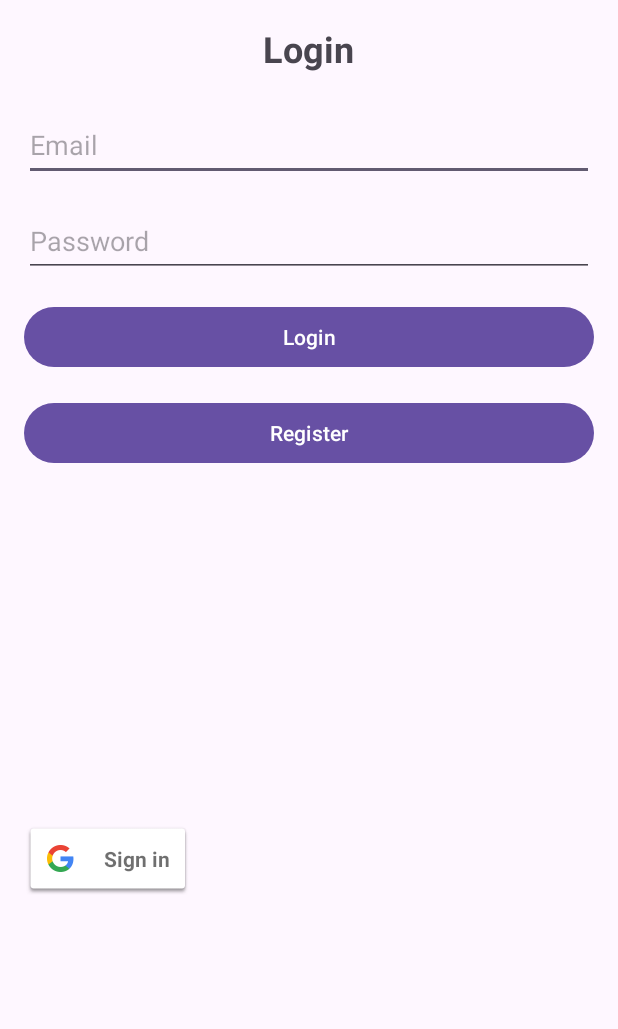
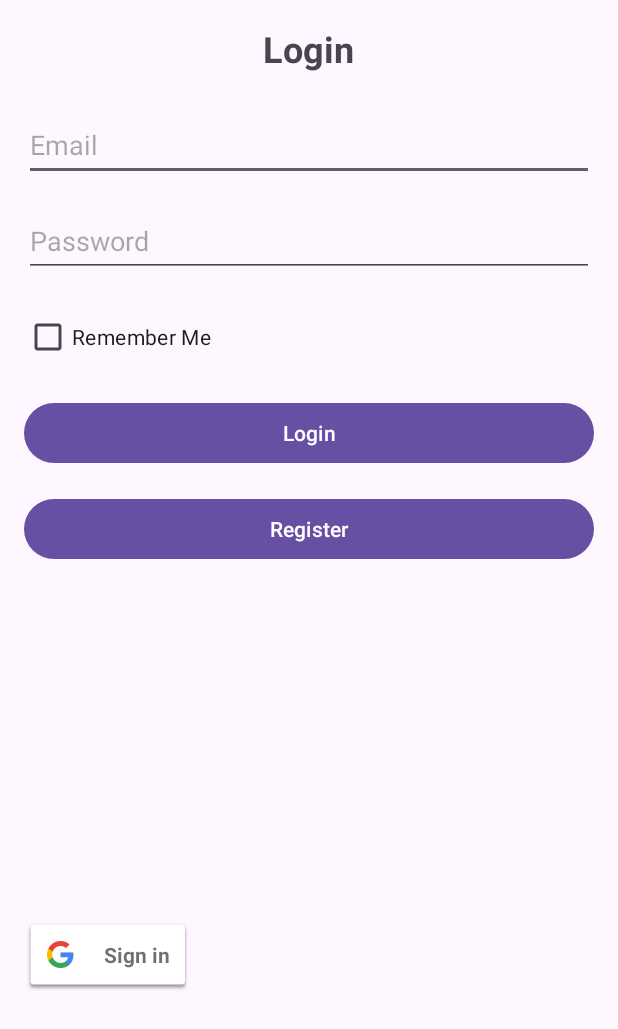
Before and after one commit to ST10191686/KashDaddy, an Android app: the screen it shows after launch (MainActivity), on a phone screen of 412 x 824 dp. Shown: the top 1029 px of the screen. Run offline under Robolectric (Android 15) with nearby library versions, the phone set to English and light mode, and no system bars; our stand-ins replace Firebase (no records; nobody signed in at launch, a user with empty details on screens opened directly).

Commit message:
Remember Me

```diff
--- a/app/src/main/java/com/example/kashdaddy/MainActivity.kt
+++ b/app/src/main/java/com/example/kashdaddy/MainActivity.kt
@@ -1,12 +1,16 @@
 package com.example.kashdaddy
 
+import android.content.Context
 import android.content.Intent
+import android.content.SharedPreferences
 import android.os.Bundle
 import android.util.Log
 import android.widget.Button
+import android.widget.CheckBox
+import android.widget.EditText
+import android.widget.Toast
 import androidx.appcompat.app.AppCompatActivity
 import com.google.android.gms.auth.api.signin.GoogleSignIn
-import com.google.android.gms.auth.api.signin.GoogleSignInAccount
 import com.google.android.gms.auth.api.signin.GoogleSignInClient
 import com.google.android.gms.auth.api.signin.GoogleSignInOptions
 import com.google.android.gms.common.api.ApiException
@@ -17,8 +21,6 @@ import com.google.firebase.auth.FirebaseUser
 import com.google.firebase.auth.GoogleAuthProvider
 import com.google.firebase.database.DatabaseReference
 import com.google.firebase.database.FirebaseDatabase
-import android.widget.EditText
-import android.widget.Toast
 import com.google.android.gms.common.SignInButton
 
 class MainActivity : AppCompatActivity() {
@@ -26,9 +28,11 @@ class MainActivity : AppCompatActivity() {
     private lateinit var googleSignInClient: GoogleSignInClient
     private lateinit var auth: FirebaseAuth
     private lateinit var database: DatabaseReference
+    private lateinit var sharedPreferences: SharedPreferences
     private val RC_SIGN_IN = 9001
     private val TAG = "MainActivity"
     private lateinit var btnLogin: Button
+    private lateinit var rememberMeCheckBox: CheckBox
 
     override fun onCreate(savedInstanceState: Bundle?) {
         super.onCreate(savedInstanceState)
@@ -39,13 +43,18 @@ class MainActivity : AppCompatActivity() {
         // Initialize Firebase Database
         database = FirebaseDatabase.getInstance().reference
 
-        // Check if user is already logged in
+        // Initialize SharedPreferences
+        sharedPreferences = getSharedPreferences("LoginPrefs", Context.MODE_PRIVATE)
+
+        // Check if "Remember Me" is enabled
+        if (sharedPreferences.getBoolean("rememberMe", false)) {
             val currentUser = auth.currentUser
             if (currentUser != null) {
                 // User is already logged in, navigate to home screen
                 navigateToHome()
                 finish()
                 return
+            }
         }
 
         setContentView(R.layout.activity_login)
@@ -58,10 +67,11 @@ class MainActivity : AppCompatActivity() {
 
         googleSignInClient = GoogleSignIn.getClient(this, gso)
 
-        // Initialize buttons
+        // Initialize buttons and other UI components
         btnLogin = findViewById(R.id.btn_login)
         val registerButton: Button = findViewById(R.id.btn_register)
         val googleSignInButton: SignInButton = findViewById(R.id.sign_in_button)
+        rememberMeCheckBox = findViewById(R.id.cb_remember_me)
 
         // Set up Google Sign-In button click listener
         googleSignInButton.setOnClickListener {
@@ -120,6 +130,8 @@ class MainActivity : AppCompatActivity() {
                 if (task.isSuccessful) {
                     Log.d(TAG, "signInWithEmail:success")
                     val user = auth.currentUser
+                    // Save "Remember Me" state
+                    saveRememberMeState()
                     updateUI(user)
                 } else {
                     Log.w(TAG, "signInWithEmail:failure", task.exception)
@@ -136,12 +148,21 @@ class MainActivity : AppCompatActivity() {
                 if (task.isSuccessful) {
                     Log.d(TAG, "signInWithCredential:success")
                     val user = auth.currentUser
+                    // Save "Remember Me" state
+                    saveRememberMeState()
                     updateUI(user)
                 } else {
                     Log.w(TAG, "signInWithCredential:failure", task.exception)
                     updateUI(null)
                 }
             }
+    }
+
+    private fun saveRememberMeState() {
+        val rememberMe = rememberMeCheckBox.isChecked
+        val editor = sharedPreferences.edit()
+        editor.putBoolean("rememberMe", rememberMe)
+        editor.apply()
     }
 
     private fun updateUI(user: FirebaseUser?) {
--- a/app/src/main/res/layout/activity_login.xml
+++ b/app/src/main/res/layout/activity_login.xml
@@ -4,7 +4,7 @@
     android:layout_width="match_parent"
     android:layout_height="match_parent"
     android:padding="16dp"
-    tools:context=".LoginActivity">
+    tools:context=".MainActivity">
 
     <!-- Title TextView -->
     <TextView
@@ -39,13 +39,22 @@
         android:inputType="textPassword"
         android:minHeight="48dp" />
 
+    <!-- Remember Me CheckBox -->
+    <CheckBox
+        android:id="@+id/cb_remember_me"
+        android:layout_width="wrap_content"
+        android:layout_height="wrap_content"
+        android:layout_below="@id/et_password"
+        android:layout_marginBottom="16dp"
+        android:text="Remember Me" />
+
     <!-- Login Button -->
     <Button
         android:id="@+id/btn_login"
         android:layout_width="match_parent"
         android:layout_height="wrap_content"
         android:text="Login"
-        android:layout_below="@id/et_password"
+        android:layout_below="@id/cb_remember_me"
         android:layout_marginBottom="16dp"
         tools:ignore="VisualLintButtonSize" />
 
```
Lines whose indentation alone changed are shown as unchanged.
